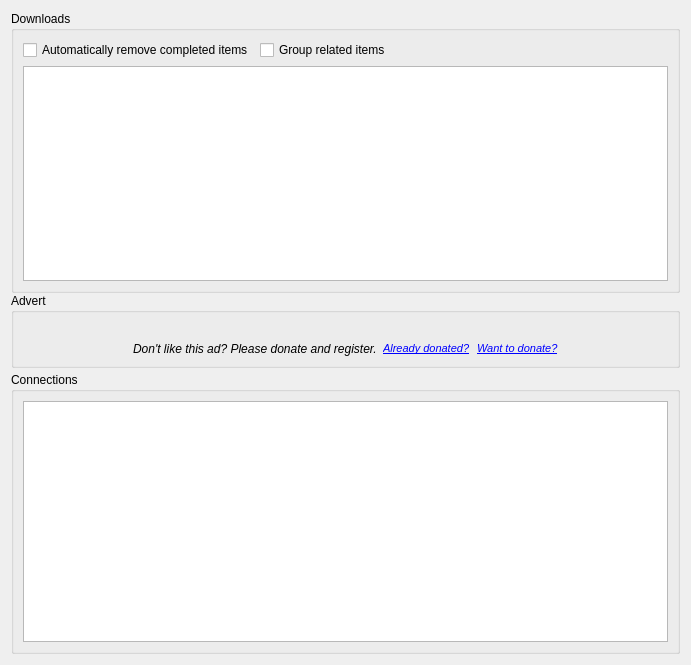
Qt form gui/downloads.ui (ensisoft/newsflash-plus) before a commit.
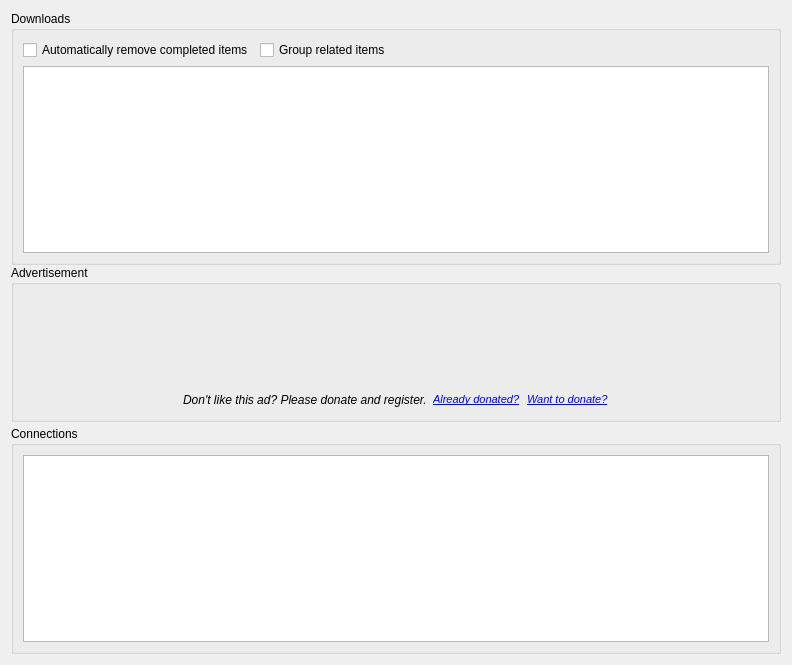
The same form after that commit. Icons and pictures are not drawn. Custom widgets are drawn as their Qt base class.

Commit message: Created a windows specific WebWidget that can load advertisements

Diff of the .ui file:
```diff
--- a/gui/downloads.ui
+++ b/gui/downloads.ui
@@ -6,7 +6,7 @@
    <rect>
     <x>0</x>
     <y>0</y>
-    <width>691</width>
+    <width>792</width>
     <height>665</height>
    </rect>
   </property>
@@ -109,7 +109,7 @@
         </sizepolicy>
        </property>
        <property name="title">
-        <string>Advert</string>
+        <string>Advertisement</string>
        </property>
        <layout class="QHBoxLayout" name="horizontalLayout_2">
         <item>
@@ -128,29 +128,36 @@
         <item>
          <layout class="QVBoxLayout" name="verticalLayout_2">
           <item>
-           <widget class="QLabel" name="lblMovie">
-            <property name="cursor">
-             <cursorShape>PointingHandCursor</cursorShape>
+           <widget class="gui::WebWidget" name="webAdWidget" native="true">
+            <property name="minimumSize">
+             <size>
+              <width>728</width>
+              <height>90</height>
+             </size>
             </property>
-            <property name="mouseTracking">
-             <bool>true</bool>
-            </property>
-            <property name="frameShape">
-             <enum>QFrame::NoFrame</enum>
-            </property>
-            <property name="frameShadow">
-             <enum>QFrame::Plain</enum>
-            </property>
-            <property name="text">
-             <string/>
-            </property>
-            <property name="pixmap">
-             <pixmap>:/resource/uns-special.gif</pixmap>
+            <property name="maximumSize">
+             <size>
+              <width>728</width>
+              <height>90</height>
+             </size>
             </property>
            </widget>
           </item>
           <item>
            <layout class="QHBoxLayout" name="horizontalLayout_3">
+            <item>
+             <spacer name="horizontalSpacer_4">
+              <property name="orientation">
+               <enum>Qt::Horizontal</enum>
+              </property>
+              <property name="sizeHint" stdset="0">
+               <size>
+                <width>40</width>
+                <height>20</height>
+               </size>
+              </property>
+             </spacer>
+            </item>
             <item>
              <widget class="QLabel" name="lblPlead">
               <property name="font">
@@ -190,11 +197,24 @@
                <string>&lt;!DOCTYPE HTML PUBLIC &quot;-//W3C//DTD HTML 4.0//EN&quot; &quot;http://www.w3.org/TR/REC-html40/strict.dtd&quot;&gt;
 &lt;html&gt;&lt;head&gt;&lt;meta name=&quot;qrichtext&quot; content=&quot;1&quot; /&gt;&lt;style type=&quot;text/css&quot;&gt;
 p, li { white-space: pre-wrap; }
-&lt;/style&gt;&lt;/head&gt;&lt;body style=&quot; font-family:'Cantarell'; font-size:10pt; font-weight:400; font-style:normal;&quot;&gt;
-&lt;p style=&quot; margin-top:0px; margin-bottom:0px; margin-left:0px; margin-right:0px; -qt-block-indent:0; text-indent:0px;&quot;&gt;&lt;a href=&quot;search.html&quot;&gt;&lt;span style=&quot; font-family:'MS Shell Dlg 2'; font-size:8pt; font-style:italic; text-decoration: underline; color:#0000ff;&quot;&gt;Want to donate?&lt;/span&gt;&lt;/a&gt;&lt;/p&gt;&lt;/body&gt;&lt;/html&gt;</string>
+&lt;/style&gt;&lt;/head&gt;&lt;body style=&quot; font-family:'MS Shell Dlg 2'; font-size:8pt; font-weight:400; font-style:normal;&quot;&gt;
+&lt;p style=&quot; margin-top:0px; margin-bottom:0px; margin-left:0px; margin-right:0px; -qt-block-indent:0; text-indent:0px;&quot;&gt;&lt;a href=&quot;search.html&quot;&gt;&lt;span style=&quot; font-style:italic; text-decoration: underline; color:#0000ff;&quot;&gt;Want to donate?&lt;/span&gt;&lt;/a&gt;&lt;/p&gt;&lt;/body&gt;&lt;/html&gt;</string>
               </property>
              </widget>
             </item>
+            <item>
+             <spacer name="horizontalSpacer_5">
+              <property name="orientation">
+               <enum>Qt::Horizontal</enum>
+              </property>
+              <property name="sizeHint" stdset="0">
+               <size>
+                <width>40</width>
+                <height>20</height>
+               </size>
+              </property>
+             </spacer>
+            </item>
            </layout>
           </item>
          </layout>
@@ -524,6 +544,14 @@
    </property>
   </action>
  </widget>
+ <customwidgets>
+  <customwidget>
+   <class>gui::WebWidget</class>
+   <extends>QWidget</extends>
+   <header location="global">webwidget.h</header>
+   <container>1</container>
+  </customwidget>
+ </customwidgets>
  <tabstops>
   <tabstop>chkRemoveComplete</tabstop>
   <tabstop>chkGroupSimilar</tabstop>
```
The commit also changes 5 other files.
